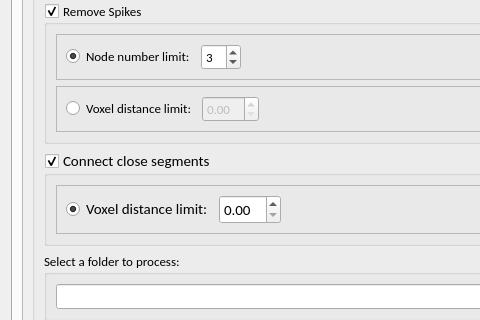
The window that hackathon/MK/swcRename/renameSWC.ui (Vaa3D/vaa3d_tools) describes before a commit, drawn with Qt 5; both pictures show x 0 to 480 and y 95 to 415 of the 748 by 711 pixel window.
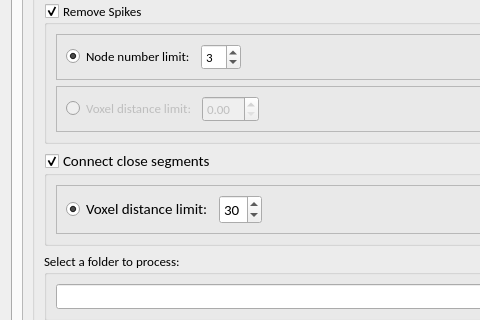
The same window after the commit.

Diff of the .ui file:
```diff
--- a/hackathon/MK/swcRename/renameSWC.ui
+++ b/hackathon/MK/swcRename/renameSWC.ui
@@ -144,9 +144,15 @@
                    <layout class="QHBoxLayout" name="horizontalLayout_18">
                     <item>
                      <widget class="QRadioButton" name="radioButton_4">
+                      <property name="enabled">
+                       <bool>false</bool>
+                      </property>
                       <property name="text">
                        <string>Voxel distance limit:</string>
                       </property>
+                      <property name="checkable">
+                       <bool>false</bool>
+                      </property>
                       <property name="checked">
                        <bool>false</bool>
                       </property>
@@ -219,9 +225,9 @@
                      </widget>
                     </item>
                     <item>
-                     <widget class="QDoubleSpinBox" name="doubleSpinBox_3">
-                      <property name="enabled">
-                       <bool>true</bool>
+                     <widget class="QSpinBox" name="spinBox_2">
+                      <property name="value">
+                       <number>30</number>
                       </property>
                      </widget>
                     </item>
```
